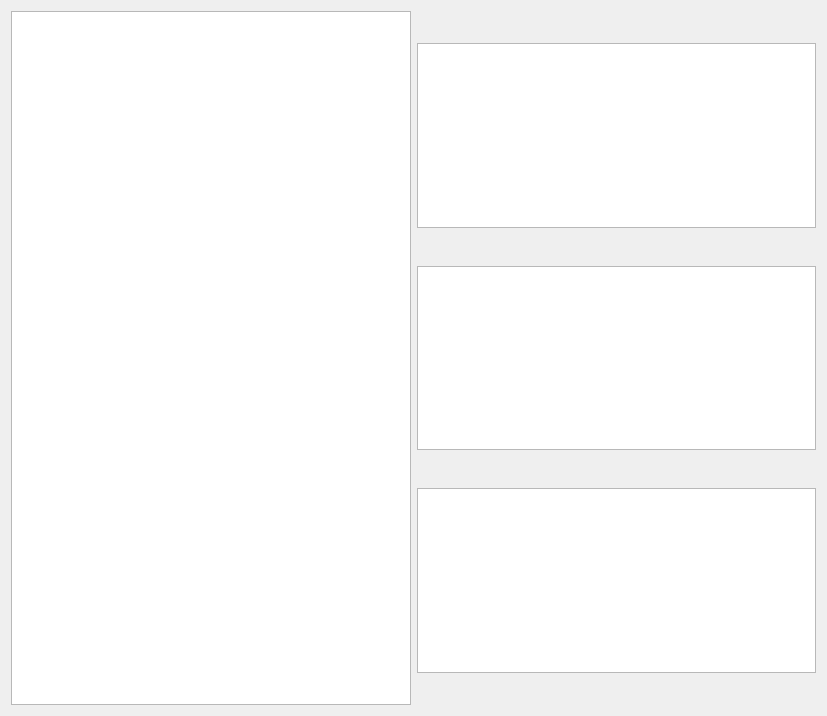
The window that dev/Code/Framework/AzQtComponents/AzQtComponents/Gallery/TableViewPage.ui (aws/lumberyard) describes before a commit, drawn with Qt 5.
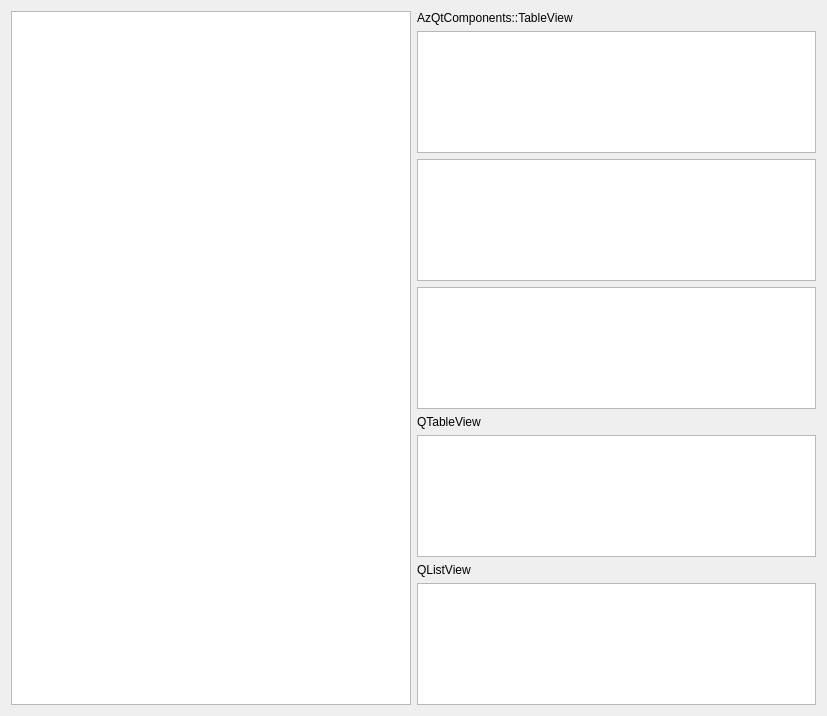
The same window after the commit. Custom widgets are drawn as their Qt base class.

What changed in the file:
```diff
--- a/dev/Code/Framework/AzQtComponents/AzQtComponents/Gallery/TableViewPage.ui
+++ b/dev/Code/Framework/AzQtComponents/AzQtComponents/Gallery/TableViewPage.ui
@@ -42,6 +42,13 @@
        </property>
       </spacer>
      </item>
+     <item>
+      <widget class="QLabel" name="azTableViewTitle">
+       <property name="text">
+        <string>AzQtComponents::TableView</string>
+       </property>
+      </widget>
+     </item>
      <item>
       <widget class="AzQtComponents::TableView" name="tableView"/>
      </item>
@@ -77,6 +84,26 @@
      <item>
       <widget class="AzQtComponents::TableView" name="logTableView"/>
      </item>
+     <item>
+      <widget class="QLabel" name="qTableViewTitle">
+       <property name="text">
+        <string>QTableView</string>
+       </property>
+      </widget>
+     </item>
+     <item>
+      <widget class="QTableView" name="qTableView" />
+     </item>
+     <item>
+      <widget class="QLabel" name="qListViewTitle">
+       <property name="text">
+        <string>QListView</string>
+       </property>
+      </widget>
+     </item>
+     <item>
+      <widget class="QListView" name="qListView" />
+     </item>
      <item>
       <spacer name="verticalSpacer_2">
        <property name="orientation">
@@ -101,6 +128,12 @@
    <header location="global">AzQtComponents/Components/Widgets/TableView.h</header>
    <container>1</container>
   </customwidget>
+  <customwidget>
+   <class>AzQtComponents::StyledDetailsTableView</class>
+   <extends>QTreeView</extends>
+   <header location="global">AzQtComponents/Components/StyledDetailsTableView.h</header>
+   <container>1</container>
+  </customwidget>
  </customwidgets>
  <resources/>
  <connections/>
```
